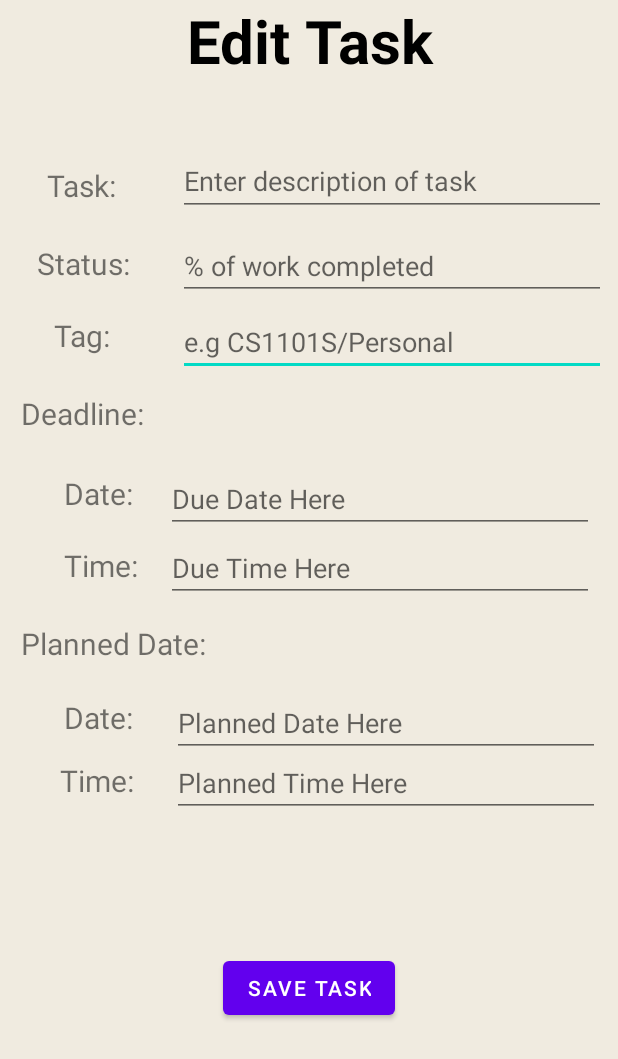
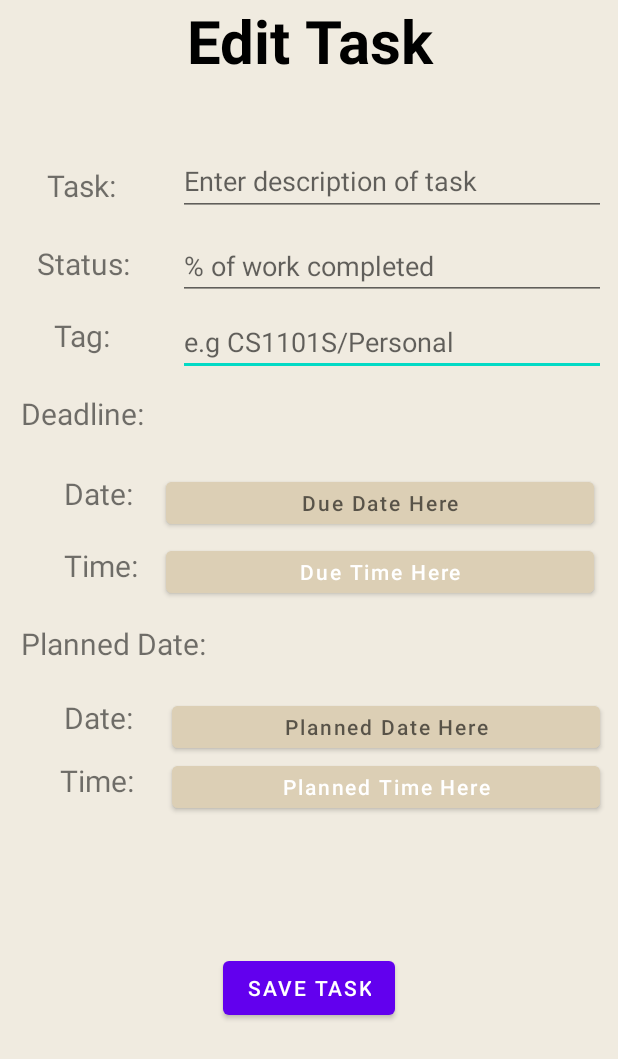
Before and after one commit to seanfirefox/TheGrumpyNUSFreshman, an Android app: the layout activity_edit_task.xml on its own in the app's theme, with its tools: preview values and no code run, on a phone screen of 412 x 824 dp. Shown: the top 1059 px of the screen. Run offline under Robolectric (Android 15) with nearby library versions, the phone set to English and light mode, and no system bars.

Commit message:
Change EditTexts to Buttons so Dialogs can work with 1 click

```diff
--- a/PlanNUS/app/src/main/java/com/example/plannus/AddTaskActivity.java
+++ b/PlanNUS/app/src/main/java/com/example/plannus/AddTaskActivity.java
@@ -55,7 +55,7 @@ public class AddTaskActivity extends AppCompatActivity implements View.OnClickLi
         newTask = findViewById(R.id.taskDescEditText);
         newStatus = findViewById(R.id.taskDescEditStatus);
         newTag = findViewById(R.id.taskTypeEditText);
-        dueDate = findViewById(R.id.dueDateEditText);
+        dueDate = findViewById(R.id.dueDateButton);
         dueDate.setOnClickListener(this);
 
         dueTime = findViewById(R.id.dueTimeEditText);
@@ -75,7 +75,7 @@ public class AddTaskActivity extends AppCompatActivity implements View.OnClickLi
     public void onClick(View v) {
         if (v.getId() == R.id.saveButton) {
             addTask();
-        } else if (v.getId() == R.id.dueDateEditText) {
+        } else if (v.getId() == R.id.dueDateButton) {
             calendarDialog(dueDate);
         } else if (v.getId() == R.id.plannedDateEditText) {
             calendarDialog(plannedDate);
--- a/PlanNUS/app/src/main/res/layout/activity_edit_task.xml
+++ b/PlanNUS/app/src/main/res/layout/activity_edit_task.xml
@@ -66,7 +66,6 @@
         android:id="@+id/editDeadLineTexTtextView"
         android:layout_width="409dp"
         android:layout_height="37dp"
-
         android:layout_marginTop="16dp"
         android:text="   Deadline: "
         android:textSize="20dp"
@@ -94,7 +93,7 @@
         android:layout_marginTop="16dp"
         android:text="Date: "
         android:textSize="20dp"
-        app:layout_constraintEnd_toStartOf="@+id/editDueDate"
+        app:layout_constraintEnd_toStartOf="@+id/editDueDateButton"
         app:layout_constraintHorizontal_bias="0.777"
         app:layout_constraintStart_toStartOf="parent"
         app:layout_constraintTop_toBottomOf="@+id/editDeadLineTexTtextView" />
@@ -106,7 +105,7 @@
             android:layout_marginTop="12dp"
             android:text="Date: "
             android:textSize="20dp"
-            app:layout_constraintEnd_toStartOf="@+id/editPlannedDate"
+            app:layout_constraintEnd_toStartOf="@+id/editPlannedDateButton"
             app:layout_constraintHorizontal_bias="0.724"
             app:layout_constraintStart_toStartOf="parent"
             app:layout_constraintTop_toBottomOf="@+id/editPlannedTexTtextView" />
@@ -118,7 +117,7 @@
         android:layout_marginTop="8dp"
         android:text="Time: "
         android:textSize="20dp"
-        app:layout_constraintEnd_toStartOf="@+id/editDueTime"
+        app:layout_constraintEnd_toStartOf="@+id/editDueTimeButton"
         app:layout_constraintHorizontal_bias="0.777"
         app:layout_constraintStart_toStartOf="parent"
         app:layout_constraintTop_toBottomOf="@+id/editDateDuetextView" />
@@ -133,7 +132,7 @@
             android:text="Time: "
             android:textSize="20dp"
             app:layout_constraintBottom_toTopOf="@+id/editButton"
-            app:layout_constraintEnd_toStartOf="@+id/editPlannedTime"
+            app:layout_constraintEnd_toStartOf="@+id/editPlannedTimeButton"
             app:layout_constraintHorizontal_bias="0.0"
             app:layout_constraintStart_toStartOf="parent"
             app:layout_constraintTop_toBottomOf="@+id/editDatePlannedtextView"
@@ -178,25 +177,26 @@
             app:layout_constraintEnd_toEndOf="parent"
             app:layout_constraintTop_toBottomOf="@+id/editTaskDesc" />
 
-        <EditText
-        android:id="@+id/editDueDate"
+    <Button
+        android:id="@+id/editDueDateButton"
         android:layout_width="285dp"
         android:layout_height="40dp"
         android:layout_marginTop="16dp"
         android:layout_marginEnd="16dp"
         android:autofillHints="Status"
-        android:ems="8"
+        android:backgroundTint="#DCCFB5"
+        android:ems="10"
         android:hint="Due Date Here"
-        android:inputType="date"
         app:layout_constraintEnd_toEndOf="parent"
         app:layout_constraintTop_toBottomOf="@+id/editDeadLineTexTtextView" />
 
-    <EditText
-        android:id="@+id/editPlannedDate"
+    <Button
+        android:id="@+id/editPlannedDateButton"
         android:layout_width="285dp"
         android:layout_height="40dp"
         android:layout_marginTop="12dp"
         android:layout_marginEnd="12dp"
+        android:backgroundTint="#DCCFB5"
         android:autofillHints="Status"
         android:ems="10"
         android:hint="Planned Date Here"
@@ -204,32 +204,34 @@
         app:layout_constraintEnd_toEndOf="parent"
         app:layout_constraintTop_toBottomOf="@+id/editPlannedTexTtextView" />
 
-    <EditText
-        android:id="@+id/editDueTime"
+    <Button
+        android:id="@+id/editDueTimeButton"
         android:layout_width="285dp"
         android:layout_height="40dp"
         android:layout_marginEnd="16dp"
         android:autofillHints="Status"
-        android:ems="8"
-        android:hint="Due Time Here"
+        android:backgroundTint="#DCCFB5"
+        android:ems="10"
+        android:text="Due Time Here"
         android:inputType="datetime"
         app:layout_constraintBottom_toTopOf="@+id/editPlannedTexTtextView"
         app:layout_constraintEnd_toEndOf="parent"
-        app:layout_constraintTop_toBottomOf="@+id/editDueDate"
+        app:layout_constraintTop_toBottomOf="@+id/editDueDateButton"
         app:layout_constraintVertical_bias="0.285" />
 
 
-    <EditText
-        android:id="@+id/editPlannedTime"
+    <Button
+        android:id="@+id/editPlannedTimeButton"
         android:layout_width="285dp"
         android:layout_height="40dp"
         android:layout_marginEnd="12dp"
         android:autofillHints="Status"
         android:ems="10"
-        android:hint="Planned Time Here"
+        android:text="Planned Time Here"
         android:inputType="datetime"
+        android:backgroundTint="#DCCFB5"
         app:layout_constraintEnd_toEndOf="parent"
-        app:layout_constraintTop_toBottomOf="@+id/editPlannedDate"
+        app:layout_constraintTop_toBottomOf="@+id/editPlannedDateButton"
         app:layout_constraintVertical_bias="0.062" />
 
         <Button
@@ -241,6 +243,6 @@
             app:layout_constraintBottom_toBottomOf="parent"
             app:layout_constraintEnd_toEndOf="parent"
             app:layout_constraintStart_toStartOf="parent"
-            app:layout_constraintTop_toBottomOf="@+id/editPlannedTime" />
+            app:layout_constraintTop_toBottomOf="@+id/editPlannedTimeButton" />
 
 </androidx.constraintlayout.widget.ConstraintLayout>
```
Also changed, not shown: PlanNUS/app/src/main/res/layout/activity_add_task.xml (+16 -21 lines).
